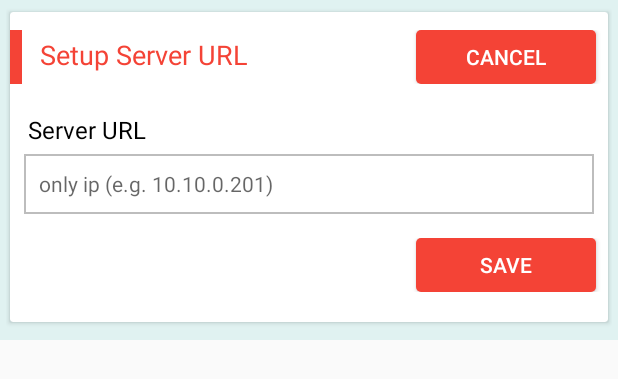
After one commit to Anindya-Duti-Dhar/PushMyOrder, an Android app: the layout dialog_popup_server_url.xml on its own in the app's theme, with its tools: preview values and no code run, on a phone screen of 412 x 824 dp. The commit adds this screen. Shown: the top 379 px of the screen. Run offline under Robolectric (Android 15) with nearby library versions, the phone set to English and light mode, and no system bars.

Commit message:
dynamic url update

```diff
--- a/app/src/main/java/duti/com/pushmyorder/api/ApiClient.java
+++ b/app/src/main/java/duti/com/pushmyorder/api/ApiClient.java
@@ -13,14 +13,14 @@ public class ApiClient {
 
     private static Retrofit retrofit = null;
 
-    public static Retrofit getClient() {
+    public static Retrofit getClient(String url) {
         if (retrofit == null) {
             OkHttpClient client = new OkHttpClient.Builder()
                     .connectTimeout(180, TimeUnit.SECONDS)
                     .readTimeout(180, TimeUnit.SECONDS).build();
             retrofit = new Retrofit.Builder()
                     .addConverterFactory(new NullOnEmptyConverterFactory())
-                    .baseUrl(BASE_URL)
+                    .baseUrl(url)
                     .client(client)
                     .addConverterFactory(GsonConverterFactory.create())
                     .build();
--- a/app/src/main/java/duti/com/pushmyorder/config/Constants.java
+++ b/app/src/main/java/duti/com/pushmyorder/config/Constants.java
@@ -2,7 +2,7 @@ package duti.com.pushmyorder.config;
 
 public class Constants {
 
-    public static final String BASE_URL = "http://192.168.0.100/pushmyorder/";
+    public static final String BASE_URL = "http://10.10.0.245/pushmyorder/"; // "http://192.168.0.100/pushmyorder/";
     public static final int DATABASE_VERSION = 1;
     public static final String DB_NAME = "pushMyOrderPref";
     public static final String PREF_NAME = "pushMyOrderPref";
--- /dev/null
+++ b/app/src/main/res/drawable/field_background_rectangle.xml
@@ -0,0 +1,15 @@
+<?xml version="1.0" encoding="utf-8" ?>
+<shape xmlns:android="http://schemas.android.com/apk/res/android"
+    android:shape="rectangle">
+    <stroke
+        android:color="@color/md_grey_400"
+        android:width="1dp" />
+    <corners android:radius="0dp" />
+
+    <gradient
+        android:type="linear"
+        android:angle="270"
+        android:startColor="#FFFFFF"
+        android:endColor="#FFFFFF" />
+
+</shape>
--- /dev/null
+++ b/app/src/main/res/drawable/red_button_shape.xml
@@ -0,0 +1,8 @@
+<?xml version="1.0" encoding="utf-8"?>
+<shape xmlns:android="http://schemas.android.com/apk/res/android" >
+
+    <corners android:radius="3dp" />
+
+    <solid android:color="@color/md_red_500" />
+
+</shape>
--- /dev/null
+++ b/app/src/main/res/layout/dialog_popup_server_url.xml
@@ -0,0 +1,155 @@
+<?xml version="1.0" encoding="utf-8"?>
+<LinearLayout xmlns:android="http://schemas.android.com/apk/res/android"
+    android:id="@+id/parent_layout"
+    android:layout_width="match_parent"
+    android:layout_height="wrap_content"
+    android:background="@color/md_teal_50"
+    xmlns:app="http://schemas.android.com/apk/res-auto"
+    android:orientation="vertical">
+
+    <android.support.v4.widget.NestedScrollView
+        android:id="@+id/scrollView"
+        android:layout_width="match_parent"
+        android:layout_height="match_parent"
+        android:layout_below="@+id/app_bar"
+        android:paddingBottom="4dp">
+
+        <LinearLayout
+            android:layout_width="match_parent"
+            android:layout_height="wrap_content"
+            android:layout_margin="4dp"
+            android:orientation="vertical">
+
+            <android.support.v7.widget.CardView
+                android:layout_width="match_parent"
+                android:layout_height="match_parent"
+                android:background="@color/md_white_1000"
+                app:elevation="16dp"
+                app:cardCornerRadius="2dp"
+                app:cardUseCompatPadding="true">
+
+                <LinearLayout
+                    android:layout_width="match_parent"
+                    android:layout_height="wrap_content"
+                    android:orientation="vertical"
+                    android:paddingBottom="16dp"
+                    android:paddingTop="8dp">
+
+                    <RelativeLayout
+                        android:layout_width="match_parent"
+                        android:layout_height="wrap_content"
+                        android:paddingBottom="4dp"
+                        android:paddingTop="4dp">
+
+                        <View
+                            android:id="@+id/label1"
+                            android:layout_width="8dp"
+                            android:layout_height="36dp"
+                            android:background="@color/md_red_500"/>
+
+                        <TextView
+                            android:id="@+id/migration_search_label_title"
+                            android:layout_toRightOf="@+id/label1"
+                            android:layout_width="wrap_content"
+                            android:layout_height="wrap_content"
+                            android:layout_marginLeft="8dp"
+                            android:layout_marginRight="5dp"
+                            android:padding="4dp"
+                            android:text="Setup Server URL"
+                            android:textColor="@color/md_red_500"
+                            android:textSize="18sp"/>
+
+                        <Button
+                            android:id="@+id/mCancel"
+                            android:layout_width="120dp"
+                            android:layout_height="36dp"
+                            android:layout_alignParentBottom="true"
+                            android:layout_alignParentEnd="true"
+                            android:layout_alignParentRight="true"
+                            android:layout_marginRight="8dp"
+                            android:background="@drawable/red_button_shape"
+                            android:foreground="?attr/selectableItemBackground"
+                            android:padding="4dp"
+                            android:text="@string/cancel"
+                            android:textColor="@color/md_white_1000" />
+
+                    </RelativeLayout>
+
+                    <LinearLayout
+                        android:layout_width="match_parent"
+                        android:layout_height="wrap_content"
+                        android:layout_marginTop="10dp"
+                        android:orientation="horizontal"
+                        android:weightSum="2">
+
+                        <LinearLayout
+                            android:layout_width="0dp"
+                            android:layout_height="wrap_content"
+                            android:layout_marginLeft="4dp"
+                            android:layout_marginRight="4dp"
+                            android:layout_weight="2"
+                            android:orientation="vertical">
+
+                            <TextView
+                                android:layout_width="match_parent"
+                                android:layout_height="wrap_content"
+                                android:layout_marginLeft="8dp"
+                                android:layout_marginTop="5dp"
+                                android:text="Server URL"
+                                android:textColor="#000000"
+                                android:textSize="16sp" />
+
+                            <EditText
+                                android:id="@+id/ServerUrl"
+                                android:layout_width="match_parent"
+                                android:layout_height="40dp"
+                                android:layout_marginLeft="5dp"
+                                android:layout_marginRight="5dp"
+                                android:layout_marginTop="5dp"
+                                android:background="@drawable/field_background_rectangle"
+                                android:imeOptions="actionDone"
+                                android:ellipsize="end"
+                                android:hint="only ip (e.g. 10.10.0.201)"
+                                android:inputType="text"
+                                android:scrollHorizontally="true"
+                                android:maxLines="1"
+                                android:paddingLeft="10dp"
+                                android:paddingRight="10dp"
+                                android:textSize="14sp"
+                                android:textColor="@drawable/edit_text_text_color"/>
+
+                        </LinearLayout>
+
+                    </LinearLayout>
+
+                    <RelativeLayout
+                        android:layout_width="match_parent"
+                        android:layout_height="wrap_content"
+                        android:paddingBottom="4dp"
+                        android:paddingTop="16dp">
+
+                        <Button
+                            android:id="@+id/mSaveServer"
+                            android:layout_width="120dp"
+                            android:layout_height="36dp"
+                            android:layout_alignParentBottom="true"
+                            android:layout_alignParentEnd="true"
+                            android:layout_alignParentRight="true"
+                            android:layout_marginRight="8dp"
+                            android:background="@drawable/red_button_shape"
+                            android:foreground="?attr/selectableItemBackground"
+                            android:padding="4dp"
+                            android:text="@string/save"
+                            android:textColor="@color/md_white_1000" />
+
+                    </RelativeLayout>
+
+                </LinearLayout>
+
+            </android.support.v7.widget.CardView>
+
+        </LinearLayout>
+
+    </android.support.v4.widget.NestedScrollView>
+
+</LinearLayout>
```
Also changed, not shown: app/src/main/java/duti/com/pushmyorder/MainActivity.java (+73 -21 lines), app/src/main/java/duti/com/pushmyorder/api/RefreshToken.java (+8 -1 lines).
